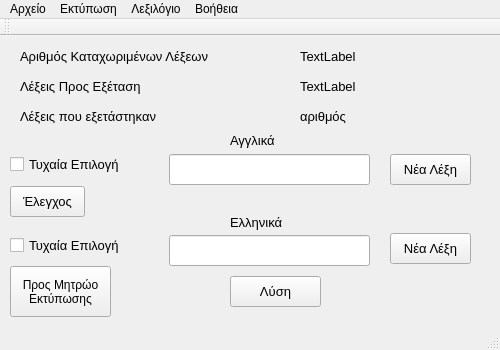
This is mainwindow.ui in BotPrometheus/lexis as Qt 5 draws it before an edit. The edited form follows.
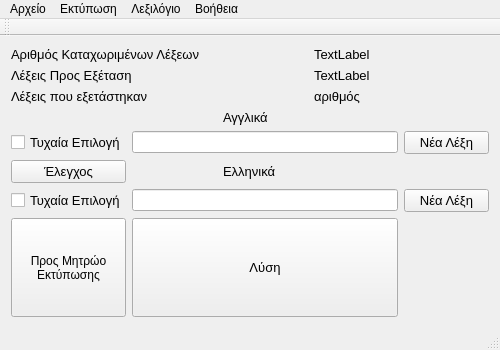
This is the edited form.

Commit message: Layout main window correction

What changed in the file:
```diff
--- a/mainwindow.ui
+++ b/mainwindow.ui
@@ -26,69 +26,9 @@
    <string>MainWindow</string>
   </property>
   <widget class="QWidget" name="centralWidget">
-   <widget class="QLabel" name="label_p1">
-    <property name="geometry">
-     <rect>
-      <x>20</x>
-      <y>10</y>
-      <width>261</width>
-      <height>21</height>
-     </rect>
-    </property>
-    <property name="font">
-     <font>
-      <pointsize>10</pointsize>
-     </font>
-    </property>
-    <property name="text">
-     <string>Αριθμός Καταχωριμένων Λέξεων</string>
-    </property>
-   </widget>
-   <widget class="QLabel" name="label_ar_lexeon">
-    <property name="geometry">
-     <rect>
-      <x>300</x>
-      <y>10</y>
-      <width>91</width>
-      <height>21</height>
-     </rect>
-    </property>
-    <property name="font">
-     <font>
-      <pointsize>10</pointsize>
-     </font>
-    </property>
-    <property name="text">
-     <string>TextLabel</string>
-    </property>
-   </widget>
-   <widget class="QLabel" name="label_p3">
-    <property name="geometry">
-     <rect>
-      <x>230</x>
-      <y>94</y>
-      <width>71</width>
-      <height>20</height>
-     </rect>
-    </property>
-    <property name="font">
-     <font>
-      <pointsize>10</pointsize>
-     </font>
-    </property>
-    <property name="text">
-     <string>Αγγλικά</string>
-    </property>
-   </widget>
+   <layout class="QGridLayout" name="gridLayout">
+    <item row="5" column="2" colspan="2">
    <widget class="QLabel" name="label_p2">
-    <property name="geometry">
-     <rect>
-      <x>230</x>
-      <y>176</y>
-      <width>81</width>
-      <height>20</height>
-     </rect>
-    </property>
     <property name="font">
      <font>
       <pointsize>10</pointsize>
@@ -98,71 +38,9 @@
      <string>Ελληνικά</string>
     </property>
    </widget>
-   <widget class="QLineEdit" name="lineEdit_el">
-    <property name="geometry">
-     <rect>
-      <x>169</x>
-      <y>199</y>
-      <width>201</width>
-      <height>31</height>
-     </rect>
-    </property>
-   </widget>
-   <widget class="QLineEdit" name="lineEdit_gb">
-    <property name="geometry">
-     <rect>
-      <x>169</x>
-      <y>118</y>
-      <width>201</width>
-      <height>31</height>
-     </rect>
-    </property>
-   </widget>
-   <widget class="QPushButton" name="pushButton_el">
-    <property name="geometry">
-     <rect>
-      <x>390</x>
-      <y>197</y>
-      <width>81</width>
-      <height>31</height>
-     </rect>
-    </property>
-    <property name="font">
-     <font>
-      <pointsize>10</pointsize>
-     </font>
-    </property>
-    <property name="text">
-     <string>Νέα Λέξη</string>
-    </property>
-   </widget>
-   <widget class="QPushButton" name="pushButton_gb">
-    <property name="geometry">
-     <rect>
-      <x>390</x>
-      <y>118</y>
-      <width>81</width>
-      <height>31</height>
-     </rect>
-    </property>
-    <property name="font">
-     <font>
-      <pointsize>10</pointsize>
-     </font>
-    </property>
-    <property name="text">
-     <string>Νέα Λέξη</string>
-    </property>
-   </widget>
+    </item>
+    <item row="6" column="0">
    <widget class="QCheckBox" name="checkBox_el">
-    <property name="geometry">
-     <rect>
-      <x>10</x>
-      <y>201</y>
-      <width>141</width>
-      <height>17</height>
-     </rect>
-    </property>
     <property name="font">
      <font>
       <pointsize>10</pointsize>
@@ -172,15 +50,21 @@
      <string>Τυχαία Επιλογή</string>
     </property>
    </widget>
+    </item>
+    <item row="1" column="0" colspan="2">
+     <widget class="QLabel" name="label_2">
+      <property name="font">
+       <font>
+        <pointsize>10</pointsize>
+       </font>
+      </property>
+      <property name="text">
+       <string>Λέξεις Προς Εξέταση</string>
+      </property>
+     </widget>
+    </item>
+    <item row="4" column="0">
    <widget class="QCheckBox" name="checkBox_gb">
-    <property name="geometry">
-     <rect>
-      <x>10</x>
-      <y>120</y>
-      <width>141</width>
-      <height>17</height>
-     </rect>
-    </property>
     <property name="font">
      <font>
       <pointsize>10</pointsize>
@@ -190,15 +74,9 @@
      <string>Τυχαία Επιλογή</string>
     </property>
    </widget>
+    </item>
+    <item row="5" column="0">
    <widget class="QPushButton" name="pushButton_elenxos">
-    <property name="geometry">
-     <rect>
-      <x>10</x>
-      <y>150</y>
-      <width>75</width>
-      <height>31</height>
-     </rect>
-    </property>
     <property name="font">
      <font>
       <pointsize>10</pointsize>
@@ -208,110 +86,142 @@
      <string>Έλεγχος</string>
     </property>
    </widget>
-   <widget class="QPushButton" name="pushButton_lisi">
-    <property name="geometry">
-     <rect>
-      <x>230</x>
-      <y>240</y>
-      <width>91</width>
-      <height>31</height>
-     </rect>
-    </property>
+    </item>
+    <item row="3" column="2">
+     <widget class="QLabel" name="label_p3">
     <property name="font">
      <font>
       <pointsize>10</pointsize>
      </font>
     </property>
     <property name="text">
-     <string>Λύση</string>
-    </property>
-   </widget>
-   <widget class="QLabel" name="label">
-    <property name="geometry">
-     <rect>
-      <x>20</x>
-      <y>70</y>
-      <width>231</width>
-      <height>21</height>
-     </rect>
-    </property>
-    <property name="font">
-     <font>
-      <pointsize>10</pointsize>
-     </font>
-    </property>
-    <property name="text">
-     <string>Λέξεις που εξετάστηκαν</string>
-    </property>
-   </widget>
-   <widget class="QLabel" name="label_ar_ex_lex">
-    <property name="geometry">
-     <rect>
-      <x>300</x>
-      <y>70</y>
-      <width>71</width>
-      <height>21</height>
-     </rect>
-    </property>
-    <property name="font">
-     <font>
-      <pointsize>10</pointsize>
-     </font>
-    </property>
-    <property name="text">
-     <string>αριθμός</string>
-    </property>
-   </widget>
-   <widget class="QLabel" name="label_2">
-    <property name="geometry">
-     <rect>
-      <x>20</x>
-      <y>40</y>
-      <width>211</width>
-      <height>21</height>
-     </rect>
-    </property>
-    <property name="font">
-     <font>
-      <pointsize>10</pointsize>
-     </font>
-    </property>
-    <property name="text">
-     <string>Λέξεις Προς Εξέταση</string>
-    </property>
-   </widget>
-   <widget class="QLabel" name="label_arith_lex_pros_exet">
-    <property name="geometry">
-     <rect>
-      <x>300</x>
-      <y>40</y>
-      <width>71</width>
-      <height>21</height>
-     </rect>
-    </property>
-    <property name="font">
-     <font>
-      <pointsize>10</pointsize>
-     </font>
-    </property>
-    <property name="text">
-     <string>TextLabel</string>
-    </property>
-   </widget>
+       <string>Αγγλικά</string>
+      </property>
+     </widget>
+    </item>
+    <item row="6" column="1" colspan="3">
+     <widget class="QLineEdit" name="lineEdit_el"/>
+    </item>
+    <item row="7" column="0">
    <widget class="QPushButton" name="pushButton_printlist">
-    <property name="geometry">
-     <rect>
-      <x>10</x>
-      <y>230</y>
-      <width>101</width>
-      <height>51</height>
-     </rect>
+      <property name="sizePolicy">
+       <sizepolicy hsizetype="Minimum" vsizetype="Expanding">
+        <horstretch>0</horstretch>
+        <verstretch>0</verstretch>
+       </sizepolicy>
     </property>
     <property name="text">
      <string>Προς Μητρώο
 Εκτύπωσης</string>
     </property>
    </widget>
+    </item>
+    <item row="4" column="1" colspan="3">
+     <widget class="QLineEdit" name="lineEdit_gb"/>
+    </item>
+    <item row="6" column="4">
+     <widget class="QPushButton" name="pushButton_el">
+      <property name="font">
+       <font>
+        <pointsize>10</pointsize>
+       </font>
+      </property>
+      <property name="text">
+       <string>Νέα Λέξη</string>
+      </property>
+     </widget>
+    </item>
+    <item row="4" column="4">
+     <widget class="QPushButton" name="pushButton_gb">
+      <property name="font">
+       <font>
+        <pointsize>10</pointsize>
+       </font>
+      </property>
+      <property name="text">
+       <string>Νέα Λέξη</string>
+      </property>
+     </widget>
+    </item>
+    <item row="2" column="3">
+     <widget class="QLabel" name="label_ar_ex_lex">
+      <property name="font">
+       <font>
+        <pointsize>10</pointsize>
+       </font>
+      </property>
+      <property name="text">
+       <string>αριθμός</string>
+      </property>
+     </widget>
+    </item>
+    <item row="0" column="0" colspan="3">
+     <widget class="QLabel" name="label_p1">
+      <property name="font">
+       <font>
+        <pointsize>10</pointsize>
+       </font>
+      </property>
+      <property name="text">
+       <string>Αριθμός Καταχωριμένων Λέξεων</string>
+      </property>
+     </widget>
+    </item>
+    <item row="2" column="0" colspan="3">
+     <widget class="QLabel" name="label">
+      <property name="font">
+       <font>
+        <pointsize>10</pointsize>
+       </font>
+      </property>
+      <property name="text">
+       <string>Λέξεις που εξετάστηκαν</string>
+      </property>
+     </widget>
+    </item>
+    <item row="0" column="3">
+     <widget class="QLabel" name="label_ar_lexeon">
+      <property name="font">
+       <font>
+        <pointsize>10</pointsize>
+       </font>
+      </property>
+      <property name="text">
+       <string>TextLabel</string>
+      </property>
+     </widget>
+    </item>
+    <item row="1" column="3">
+     <widget class="QLabel" name="label_arith_lex_pros_exet">
+      <property name="font">
+       <font>
+        <pointsize>10</pointsize>
+       </font>
+      </property>
+      <property name="text">
+       <string>TextLabel</string>
+      </property>
+     </widget>
+    </item>
+    <item row="7" column="1" colspan="3">
+     <widget class="QPushButton" name="pushButton_lisi">
+      <property name="sizePolicy">
+       <sizepolicy hsizetype="Expanding" vsizetype="Expanding">
+        <horstretch>0</horstretch>
+        <verstretch>0</verstretch>
+       </sizepolicy>
+      </property>
+      <property name="font">
+       <font>
+        <pointsize>10</pointsize>
+       </font>
+      </property>
+      <property name="text">
+       <string>Λύση</string>
+      </property>
+     </widget>
+    </item>
+   </layout>
   </widget>
   <widget class="QMenuBar" name="menuBar">
    <property name="geometry">
```
Lines whose indentation alone changed are shown as unchanged. The commit also changes 1 other file.
